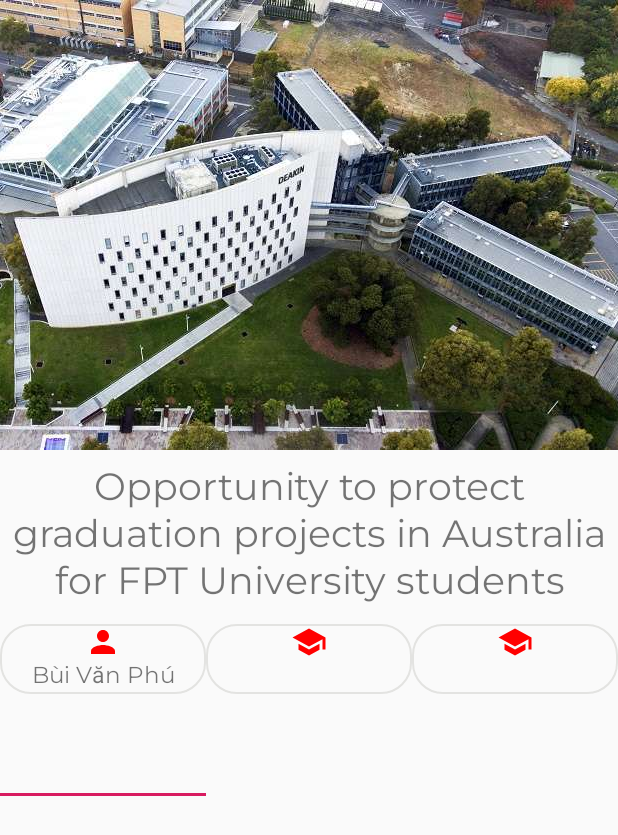
After one commit to hacunamatata97/ISE-1, an Android app: the DescriptionFragment screen opened directly, with no data from a screen before it, on a phone screen of 412 x 824 dp. The commit adds this screen. Shown: the top 835 px of the screen. Run offline under Robolectric (Android 15) with nearby library versions, the phone set to English and light mode, and no system bars.

Commit message:
Refs #13311 Create Detail Activity UI

```diff
--- a/app/src/main/java/com/sun/ise/ui/main/ViewPagerAdapter.kt
+++ b/app/src/main/java/com/sun/ise/ui/common/ViewPagerAdapter.kt
@@ -1,4 +1,4 @@
-package com.sun.ise.ui.main
+package com.sun.ise.ui.common
 
 import androidx.fragment.app.Fragment
 import androidx.fragment.app.FragmentManager
--- /dev/null
+++ b/app/src/main/java/com/sun/ise/ui/detail/DetailActivity.kt
@@ -0,0 +1,38 @@
+package com.sun.ise.ui.detail
+
+import androidx.appcompat.app.AppCompatActivity
+import android.os.Bundle
+import com.google.android.material.appbar.AppBarLayout
+import com.google.android.material.tabs.TabLayout
+import com.sun.ise.R
+import com.sun.ise.ui.common.ViewPagerAdapter
+import com.sun.ise.ui.detail.description.DescriptionFragment
+import com.sun.ise.ui.detail.feature.FeatureFragment
+import com.sun.ise.ui.detail.requirement.RequirementFragment
+import kotlinx.android.synthetic.main.activity_detail.*
+
+class DetailActivity : AppCompatActivity() {
+
+    override fun onCreate(savedInstanceState: Bundle?) {
+        super.onCreate(savedInstanceState)
+        setContentView(R.layout.activity_detail)
+        setupAppBar()
+        setupTabLayout()
+    }
+
+    private fun setupAppBar() {
+        appBarLayout.addOnOffsetChangedListener(AppBarLayout.OnOffsetChangedListener { _, verticalOffset ->
+            if (verticalOffset == 0) {
+                collapsingToolbar.title = " "
+            } else {
+                collapsingToolbar.title = resources.getString(R.string.sample_title)
+            }
+        })
+    }
+
+    private fun setupTabLayout() {
+        val adapter = ViewPagerAdapter(supportFragmentManager)
+        adapter.addFragment(DescriptionFragment(), FeatureFragment(), RequirementFragment())
+        detailViewPager.adapter = adapter
+    }
+}
--- /dev/null
+++ b/app/src/main/java/com/sun/ise/ui/detail/description/DescriptionFragment.kt
@@ -0,0 +1,32 @@
+package com.sun.ise.ui.detail.description
+
+import android.os.Bundle
+import android.view.LayoutInflater
+import android.view.View
+import android.view.ViewGroup
+import androidx.fragment.app.Fragment
+import androidx.lifecycle.ViewModelProviders
+import com.sun.ise.R
+
+class DescriptionFragment : Fragment() {
+
+    companion object {
+        fun newInstance() = DescriptionFragment()
+    }
+
+    private lateinit var viewModel: DescriptionViewModel
+
+    override fun onCreateView(
+        inflater: LayoutInflater, container: ViewGroup?,
+        savedInstanceState: Bundle?
+    ): View? {
+        return inflater.inflate(R.layout.description_fragment, container, false)
+    }
+
+    override fun onActivityCreated(savedInstanceState: Bundle?) {
+        super.onActivityCreated(savedInstanceState)
+        viewModel = ViewModelProviders.of(this).get(DescriptionViewModel::class.java)
+        // TODO: Use the ViewModel
+    }
+
+}
--- /dev/null
+++ b/app/src/main/java/com/sun/ise/ui/detail/description/DescriptionViewModel.kt
@@ -0,0 +1,7 @@
+package com.sun.ise.ui.detail.description
+
+import androidx.lifecycle.ViewModel;
+
+class DescriptionViewModel : ViewModel() {
+    // TODO: Implement the ViewModel
+}
--- /dev/null
+++ b/app/src/main/java/com/sun/ise/ui/detail/feature/FeatureFragment.kt
@@ -0,0 +1,33 @@
+package com.sun.ise.ui.detail.feature
+
+import androidx.lifecycle.ViewModelProviders
+import android.os.Bundle
+import androidx.fragment.app.Fragment
+import android.view.LayoutInflater
+import android.view.View
+import android.view.ViewGroup
+
+import com.sun.ise.R
+
+class FeatureFragment : Fragment() {
+
+    companion object {
+        fun newInstance() = FeatureFragment()
+    }
+
+    private lateinit var viewModel: FeatureViewModel
+
+    override fun onCreateView(
+        inflater: LayoutInflater, container: ViewGroup?,
+        savedInstanceState: Bundle?
+    ): View? {
+        return inflater.inflate(R.layout.feature_fragment, container, false)
+    }
+
+    override fun onActivityCreated(savedInstanceState: Bundle?) {
+        super.onActivityCreated(savedInstanceState)
+        viewModel = ViewModelProviders.of(this).get(FeatureViewModel::class.java)
+        // TODO: Use the ViewModel
+    }
+
+}
--- /dev/null
+++ b/app/src/main/java/com/sun/ise/ui/detail/feature/FeatureViewModel.kt
@@ -0,0 +1,7 @@
+package com.sun.ise.ui.detail.feature
+
+import androidx.lifecycle.ViewModel;
+
+class FeatureViewModel : ViewModel() {
+    // TODO: Implement the ViewModel
+}
--- /dev/null
+++ b/app/src/main/java/com/sun/ise/ui/detail/requirement/RequirementFragment.kt
@@ -0,0 +1,33 @@
+package com.sun.ise.ui.detail.requirement
+
+import androidx.lifecycle.ViewModelProviders
+import android.os.Bundle
+import androidx.fragment.app.Fragment
+import android.view.LayoutInflater
+import android.view.View
+import android.view.ViewGroup
+
+import com.sun.ise.R
+
+class RequirementFragment : Fragment() {
+
+    companion object {
+        fun newInstance() = RequirementFragment()
+    }
+
+    private lateinit var viewModel: RequirementViewModel
+
+    override fun onCreateView(
+        inflater: LayoutInflater, container: ViewGroup?,
+        savedInstanceState: Bundle?
+    ): View? {
+        return inflater.inflate(R.layout.requirement_fragment, container, false)
+    }
+
+    override fun onActivityCreated(savedInstanceState: Bundle?) {
+        super.onActivityCreated(savedInstanceState)
+        viewModel = ViewModelProviders.of(this).get(RequirementViewModel::class.java)
+        // TODO: Use the ViewModel
+    }
+
+}
--- /dev/null
+++ b/app/src/main/java/com/sun/ise/ui/detail/requirement/RequirementViewModel.kt
@@ -0,0 +1,7 @@
+package com.sun.ise.ui.detail.requirement
+
+import androidx.lifecycle.ViewModel;
+
+class RequirementViewModel : ViewModel() {
+    // TODO: Implement the ViewModel
+}
--- a/app/src/main/java/com/sun/ise/ui/main/MainActivity.kt
+++ b/app/src/main/java/com/sun/ise/ui/main/MainActivity.kt
@@ -5,6 +5,7 @@ import android.os.Bundle
 import android.view.MenuItem
 import androidx.viewpager.widget.ViewPager
 import com.sun.ise.R
+import com.sun.ise.ui.common.ViewPagerAdapter
 import com.sun.ise.ui.main.home.HomeFragment
 import com.sun.ise.ui.main.mycourse.MyCourseFragment
 import com.sun.ise.ui.main.profile.ProfileFragment
@@ -69,5 +70,4 @@ class MainActivity : AppCompatActivity() {
         )
         viewPager.adapter = viewPagerAdapter
     }
-
 }
--- /dev/null
+++ b/app/src/main/res/layout/activity_detail.xml
@@ -0,0 +1,137 @@
+<?xml version="1.0" encoding="utf-8"?>
+<androidx.coordinatorlayout.widget.CoordinatorLayout
+    xmlns:android="http://schemas.android.com/apk/res/android"
+    xmlns:app="http://schemas.android.com/apk/res-auto"
+    xmlns:tools="http://schemas.android.com/tools"
+    android:layout_width="match_parent"
+    android:layout_height="match_parent"
+    tools:context=".ui.detail.DetailActivity">
+
+    <com.google.android.material.appbar.AppBarLayout
+        android:id="@+id/appBarLayout"
+        android:layout_width="match_parent"
+        android:layout_height="wrap_content"
+        android:fitsSystemWindows="true"
+        android:theme="@style/ThemeOverlay.AppCompat.Dark.ActionBar">
+
+        <com.google.android.material.appbar.CollapsingToolbarLayout
+            android:id="@+id/collapsingToolbar"
+            android:layout_width="match_parent"
+            android:layout_height="match_parent"
+            app:collapsedTitleTextAppearance="@style/CollapsedAppBarTitle"
+            app:contentScrim="@color/colorPrimaryDark"
+            app:layout_scrollFlags="scroll|exitUntilCollapsed|snap">
+
+            <ImageView
+                android:id="@+id/imageCourseThumbnail"
+                android:layout_width="match_parent"
+                android:layout_height="wrap_content"
+                android:fitsSystemWindows="true"
+                android:scaleType="centerCrop"
+                android:src="@drawable/sample_thumbnail"
+                app:layout_collapseMode="parallax"
+                tools:ignore="ContentDescription"/>
+
+            <androidx.appcompat.widget.Toolbar
+                android:id="@+id/toolbar"
+                android:layout_width="match_parent"
+                android:layout_height="?attr/actionBarSize"
+                app:layout_collapseMode="pin"
+                app:popupTheme="@style/ThemeOverlay.AppCompat.Light"/>
+        </com.google.android.material.appbar.CollapsingToolbarLayout>
+    </com.google.android.material.appbar.AppBarLayout>
+
+    <androidx.core.widget.NestedScrollView
+        android:layout_width="match_parent"
+        android:layout_height="match_parent"
+        android:fillViewport="true"
+        app:layout_behavior="@string/appbar_scrolling_view_behavior">
+
+        <androidx.constraintlayout.widget.ConstraintLayout
+            android:layout_width="match_parent"
+            android:layout_height="match_parent">
+
+            <TextView
+                android:id="@+id/textCourseTitle"
+                android:layout_width="0dp"
+                android:layout_height="wrap_content"
+                android:fontFamily="@font/montserrat"
+                android:padding="@dimen/dp_8"
+                android:text="@string/sample_title"
+                android:textAlignment="center"
+                android:textSize="@dimen/sp_25"
+                app:layout_constraintBottom_toTopOf="@id/textCourseLeader"
+                app:layout_constraintEnd_toEndOf="parent"
+                app:layout_constraintStart_toStartOf="parent"
+                app:layout_constraintTop_toTopOf="parent"
+                app:layout_constraintVertical_chainStyle="spread"/>
+
+            <TextView
+                android:id="@+id/textCourseLeader"
+                style="@style/DetailDrawableText"
+                android:layout_width="@dimen/dp_0"
+                android:layout_height="wrap_content"
+                android:drawableTop="@drawable/ic_account_type"
+                android:text="@string/sample_name"
+                app:layout_constraintBaseline_toBaselineOf="@id/textCoursePartner"
+                app:layout_constraintBottom_toTopOf="@id/detailViewPager"
+                app:layout_constraintEnd_toStartOf="@id/textCoursePartner"
+                app:layout_constraintHorizontal_chainStyle="spread"
+                app:layout_constraintStart_toStartOf="parent"
+                app:layout_constraintTop_toBottomOf="@id/textCourseTitle"/>
+
+            <TextView
+                android:id="@+id/textCoursePartner"
+                style="@style/DetailDrawableText"
+                android:layout_width="@dimen/dp_0"
+                android:layout_height="wrap_content"
+                android:drawableTop="@drawable/ic_roll_number"
+                app:layout_constraintBottom_toTopOf="@id/detailViewPager"
+                app:layout_constraintEnd_toStartOf="@id/textCourseMajor"
+                app:layout_constraintStart_toEndOf="@id/textCourseLeader"
+                app:layout_constraintTop_toBottomOf="@id/textCourseTitle"/>
+
+            <TextView
+                android:id="@+id/textCourseMajor"
+                style="@style/DetailDrawableText"
+                android:layout_width="@dimen/dp_0"
+                android:layout_height="wrap_content"
+                android:drawableTop="@drawable/ic_roll_number"
+                app:layout_constraintBaseline_toBaselineOf="@id/textCoursePartner"
+                app:layout_constraintBottom_toTopOf="@id/detailViewPager"
+                app:layout_constraintEnd_toEndOf="parent"
+                app:layout_constraintStart_toEndOf="@id/textCoursePartner"
+                app:layout_constraintTop_toBottomOf="@id/textCourseTitle"/>
+
+            <androidx.viewpager.widget.ViewPager
+                android:id="@+id/detailViewPager"
+                android:layout_width="@dimen/dp_0"
+                android:layout_height="wrap_content"
+                android:layout_marginTop="@dimen/dp_20"
+                app:layout_behavior="@string/appbar_scrolling_view_behavior"
+                app:layout_constraintBottom_toTopOf="@id/buttonEnroll"
+                app:layout_constraintEnd_toEndOf="parent"
+                app:layout_constraintStart_toStartOf="parent"
+                app:layout_constraintTop_toBottomOf="@id/textCoursePartner">
+
+                <com.google.android.material.tabs.TabLayout
+                    android:id="@+id/tabLayout"
+                    android:layout_width="match_parent"
+                    android:layout_height="wrap_content"
+                    app:tabMode="fixed"/>
+
+            </androidx.viewpager.widget.ViewPager>
+
+            <Button
+                android:id="@+id/buttonEnroll"
+                android:layout_width="@dimen/dp_0"
+                android:layout_height="wrap_content"
+                android:layout_margin="@dimen/dp_20"
+                android:text="@string/button_enroll"
+                app:layout_constraintEnd_toEndOf="parent"
+                app:layout_constraintStart_toStartOf="parent"
+                app:layout_constraintTop_toBottomOf="@id/detailViewPager"/>
+
+        </androidx.constraintlayout.widget.ConstraintLayout>
+    </androidx.core.widget.NestedScrollView>
+</androidx.coordinatorlayout.widget.CoordinatorLayout>
--- /dev/null
+++ b/app/src/main/res/layout/description_fragment.xml
@@ -0,0 +1,14 @@
+<?xml version="1.0" encoding="utf-8"?>
+<androidx.core.widget.NestedScrollView
+    xmlns:android="http://schemas.android.com/apk/res/android"
+    xmlns:tools="http://schemas.android.com/tools"
+    android:layout_width="match_parent"
+    android:layout_height="match_parent"
+    android:orientation="vertical"
+    tools:context=".ui.detail.description.DescriptionFragment">
+
+    <TextView
+        android:id="@+id/textDescription"
+        android:layout_width="match_parent"
+        android:layout_height="wrap_content"/>
+</androidx.core.widget.NestedScrollView>
--- /dev/null
+++ b/app/src/main/res/layout/feature_fragment.xml
@@ -0,0 +1,13 @@
+<?xml version="1.0" encoding="utf-8"?>
+<FrameLayout
+    xmlns:android="http://schemas.android.com/apk/res/android"
+    xmlns:tools="http://schemas.android.com/tools"
+    android:layout_width="match_parent"
+    android:layout_height="match_parent"
+    tools:context=".ui.detail.feature.FeatureFragment">
+
+    <TextView
+        android:layout_width="match_parent"
+        android:layout_height="match_parent"/>
+
+</FrameLayout>
--- /dev/null
+++ b/app/src/main/res/layout/requirement_fragment.xml
@@ -0,0 +1,13 @@
+<?xml version="1.0" encoding="utf-8"?>
+<FrameLayout
+    xmlns:android="http://schemas.android.com/apk/res/android"
+    xmlns:tools="http://schemas.android.com/tools"
+    android:layout_width="match_parent"
+    android:layout_height="match_parent"
+    tools:context=".ui.detail.requirement.RequirementFragment">
+
+    <TextView
+        android:layout_width="match_parent"
+        android:layout_height="match_parent"/>
+
+</FrameLayout>
--- a/app/src/main/res/values/strings.xml
+++ b/app/src/main/res/values/strings.xml
@@ -26,4 +26,5 @@
     <string name="action_search">Search</string>
     <string name="action_my_courses">My Courses</string>
     <string name="action_profile">Profile</string>
+    <string name="button_enroll">Enroll</string>
 </resources>
--- a/app/src/main/res/values/styles.xml
+++ b/app/src/main/res/values/styles.xml
@@ -38,4 +38,17 @@
         <item name="android:padding">@dimen/dp_8</item>
     </style>
 
+    <style name="CollapsedAppBarTitle" parent="TextAppearance.AppCompat.Small">
+        <item name="android:textSize">@dimen/sp_15</item>
+        <item name="android:textColor">@android:color/white</item>
+        <item name="android:scrollHorizontally">true</item>
+    </style>
+
+    <style name="DetailDrawableText">
+        <item name="android:background">@drawable/bg_text_border</item>
+        <item name="android:gravity">center</item>
+        <item name="android:textSize">@dimen/sp_15</item>
+        <item name="android:fontFamily">@font/montserrat</item>
+    </style>
+
 </resources>
```
Also changed, not shown: app/src/main/AndroidManifest.xml (+7 -4 lines).
